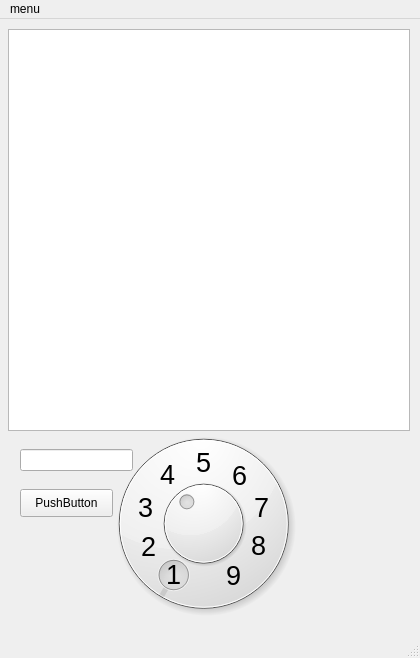
Above: mainwindow.ui from rkc137/numbers before the change. Below: the same form after it.
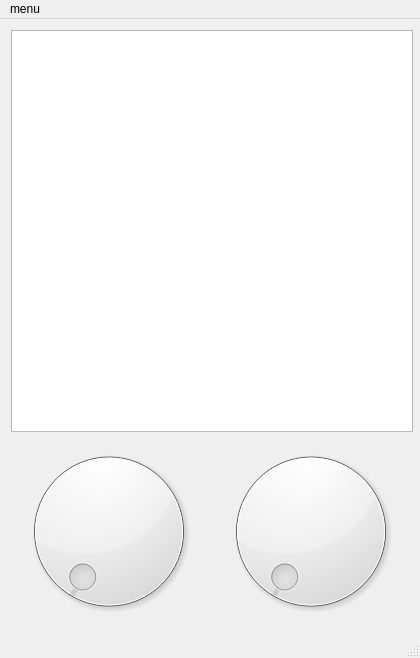
That is the form after the change.

```diff
--- a/mainwindow.ui
+++ b/mainwindow.ui
@@ -26,245 +26,60 @@
    <string>numbers</string>
   </property>
   <widget class="QWidget" name="centralWidget">
-   <widget class="QDial" name="big_dial">
-    <property name="geometry">
-     <rect>
-      <x>98</x>
-      <y>394</y>
-      <width>211</width>
-      <height>221</height>
-     </rect>
-    </property>
-    <property name="minimum">
-     <number>1</number>
-    </property>
-    <property name="maximum">
-     <number>9</number>
-    </property>
-    <property name="value">
-     <number>1</number>
-    </property>
-    <property name="sliderPosition">
-     <number>1</number>
-    </property>
-   </widget>
-   <widget class="QDial" name="little_dial">
-    <property name="geometry">
-     <rect>
-      <x>148</x>
-      <y>454</y>
-      <width>111</width>
-      <height>101</height>
-     </rect>
-    </property>
-    <property name="minimum">
-     <number>1</number>
-    </property>
-    <property name="maximum">
-     <number>9</number>
-    </property>
-    <property name="value">
-     <number>4</number>
-    </property>
-    <property name="sliderPosition">
-     <number>4</number>
-    </property>
-   </widget>
-   <widget class="QLabel" name="label">
-    <property name="geometry">
-     <rect>
-      <x>196</x>
-      <y>428</y>
-      <width>16</width>
-      <height>31</height>
-     </rect>
-    </property>
-    <property name="font">
-     <font>
-      <pointsize>20</pointsize>
-     </font>
-    </property>
-    <property name="text">
-     <string>5</string>
-    </property>
-   </widget>
-   <widget class="QLabel" name="label_2">
-    <property name="geometry">
-     <rect>
-      <x>232</x>
-      <y>441</y>
-      <width>21</width>
-      <height>31</height>
-     </rect>
-    </property>
-    <property name="font">
-     <font>
-      <pointsize>20</pointsize>
-     </font>
-    </property>
-    <property name="text">
-     <string>6</string>
-    </property>
-   </widget>
-   <widget class="QLabel" name="label_3">
-    <property name="geometry">
-     <rect>
-      <x>254</x>
-      <y>473</y>
-      <width>21</width>
-      <height>31</height>
-     </rect>
-    </property>
-    <property name="font">
-     <font>
-      <pointsize>20</pointsize>
-     </font>
-    </property>
-    <property name="text">
-     <string>7</string>
-    </property>
-   </widget>
-   <widget class="QLabel" name="label_4">
-    <property name="geometry">
-     <rect>
-      <x>251</x>
-      <y>511</y>
-      <width>21</width>
-      <height>31</height>
-     </rect>
-    </property>
-    <property name="font">
-     <font>
-      <pointsize>20</pointsize>
-     </font>
-    </property>
-    <property name="text">
-     <string>8</string>
-    </property>
-   </widget>
-   <widget class="QLabel" name="label_5">
-    <property name="geometry">
-     <rect>
-      <x>226</x>
-      <y>541</y>
-      <width>21</width>
-      <height>31</height>
-     </rect>
-    </property>
-    <property name="font">
-     <font>
-      <pointsize>20</pointsize>
-     </font>
-    </property>
-    <property name="text">
-     <string>9</string>
-    </property>
-   </widget>
-   <widget class="QLabel" name="label_6">
-    <property name="geometry">
-     <rect>
-      <x>166</x>
-      <y>535</y>
-      <width>21</width>
-      <height>41</height>
-     </rect>
-    </property>
-    <property name="font">
-     <font>
-      <pointsize>20</pointsize>
-     </font>
-    </property>
-    <property name="text">
-     <string>1</string>
-    </property>
-   </widget>
-   <widget class="QLabel" name="label_7">
-    <property name="geometry">
-     <rect>
-      <x>141</x>
-      <y>512</y>
-      <width>16</width>
-      <height>31</height>
-     </rect>
-    </property>
-    <property name="font">
-     <font>
-      <pointsize>20</pointsize>
-     </font>
-    </property>
-    <property name="text">
-     <string>2</string>
-    </property>
-   </widget>
-   <widget class="QLabel" name="label_8">
-    <property name="geometry">
-     <rect>
-      <x>138</x>
-      <y>473</y>
-      <width>21</width>
-      <height>31</height>
-     </rect>
-    </property>
-    <property name="font">
-     <font>
-      <pointsize>20</pointsize>
-     </font>
-    </property>
-    <property name="text">
-     <string>3</string>
-    </property>
-   </widget>
-   <widget class="QLabel" name="label_9">
-    <property name="geometry">
-     <rect>
-      <x>160</x>
-      <y>440</y>
-      <width>21</width>
-      <height>31</height>
-     </rect>
-    </property>
-    <property name="font">
-     <font>
-      <pointsize>20</pointsize>
-     </font>
-    </property>
-    <property name="text">
-     <string>4</string>
-    </property>
-   </widget>
-   <widget class="QGraphicsView" name="graphicsView">
-    <property name="geometry">
-     <rect>
-      <x>8</x>
-      <y>10</y>
-      <width>402</width>
-      <height>402</height>
-     </rect>
-    </property>
-   </widget>
-   <widget class="QLineEdit" name="lineEdit">
-    <property name="geometry">
-     <rect>
-      <x>20</x>
-      <y>430</y>
-      <width>113</width>
-      <height>22</height>
-     </rect>
-    </property>
-   </widget>
-   <widget class="QPushButton" name="pushButton">
-    <property name="geometry">
-     <rect>
-      <x>20</x>
-      <y>470</y>
-      <width>93</width>
-      <height>28</height>
-     </rect>
-    </property>
-    <property name="text">
-     <string>PushButton</string>
-    </property>
-   </widget>
+   <layout class="QGridLayout" name="gridLayout">
+    <item row="0" column="0">
+     <widget class="QGraphicsView" name="graphicsView">
+      <property name="minimumSize">
+       <size>
+        <width>402</width>
+        <height>402</height>
+       </size>
+      </property>
+      <property name="maximumSize">
+       <size>
+        <width>402</width>
+        <height>402</height>
+       </size>
+      </property>
+     </widget>
+    </item>
+    <item row="1" column="0">
+     <layout class="QHBoxLayout" name="horizontalLayout">
+      <item>
+       <widget class="QDial" name="little_dial">
+        <property name="minimum">
+         <number>1</number>
+        </property>
+        <property name="maximum">
+         <number>9</number>
+        </property>
+        <property name="value">
+         <number>1</number>
+        </property>
+        <property name="sliderPosition">
+         <number>1</number>
+        </property>
+       </widget>
+      </item>
+      <item>
+       <widget class="QDial" name="big_dial">
+        <property name="minimum">
+         <number>1</number>
+        </property>
+        <property name="maximum">
+         <number>9</number>
+        </property>
+        <property name="value">
+         <number>1</number>
+        </property>
+        <property name="sliderPosition">
+         <number>1</number>
+        </property>
+       </widget>
+      </item>
+     </layout>
+    </item>
+   </layout>
   </widget>
   <widget class="QMenuBar" name="menuBar">
    <property name="geometry">
```
Left out of the diff: 2 changed lines with no effect on the pictures.
